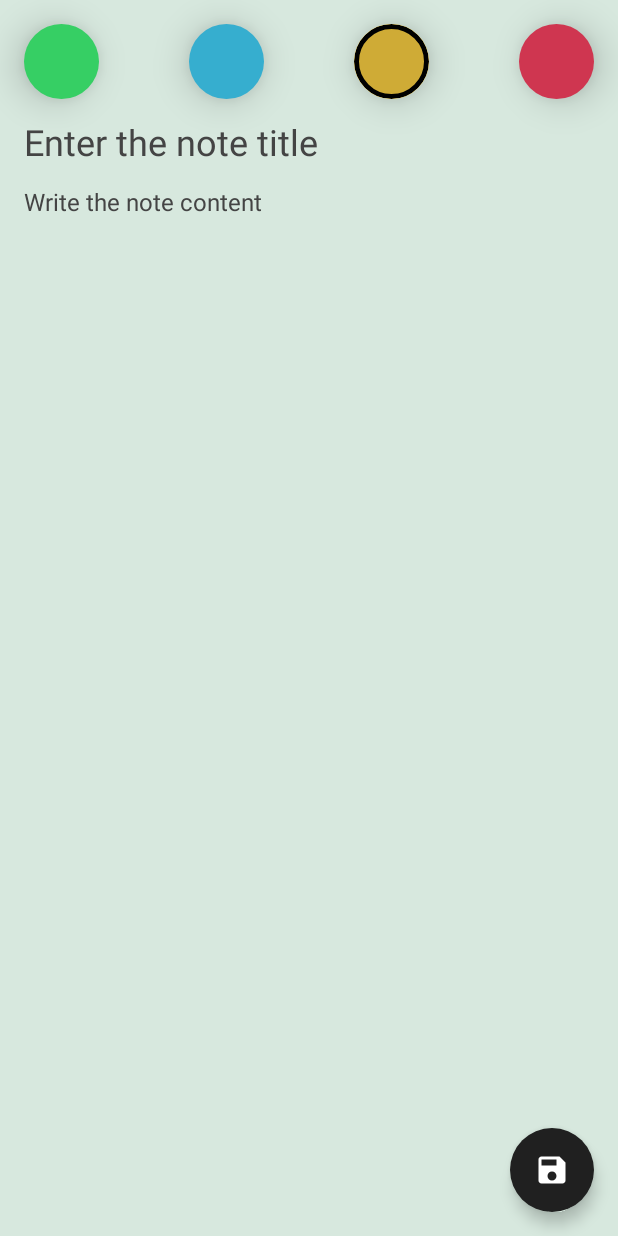
After one commit to victor-medeiros/NoteApp, an Android app built with Jetpack Compose: the composable AddEditNoteScreen called with empty values, on a phone screen of 412 x 824 dp. The commit adds this screen. Run offline under Robolectric (Android 15) with nearby library versions, the phone set to English and light mode, and no system bars; our stand-ins replace Dagger/Hilt's generated code, Room's generated code.

Commit message:
Creating add edit note screen and setting the navigation on main activity

```diff
--- /dev/null
+++ b/app/src/main/java/com/victor/noteapp/features/note/presentation/add_edit_note/AddEditNoteScreen.kt
@@ -0,0 +1,150 @@
+package com.victor.noteapp.features.note.presentation.add_edit_note
+
+import androidx.compose.animation.Animatable
+import androidx.compose.animation.core.tween
+import androidx.compose.foundation.background
+import androidx.compose.foundation.border
+import androidx.compose.foundation.clickable
+import androidx.compose.foundation.layout.*
+import androidx.compose.foundation.shape.CircleShape
+import androidx.compose.material.*
+import androidx.compose.material.icons.Icons
+import androidx.compose.material.icons.filled.Save
+import androidx.compose.runtime.Composable
+import androidx.compose.runtime.LaunchedEffect
+import androidx.compose.runtime.remember
+import androidx.compose.runtime.rememberCoroutineScope
+import androidx.compose.ui.Alignment
+import androidx.compose.ui.Modifier
+import androidx.compose.ui.draw.clip
+import androidx.compose.ui.draw.shadow
+import androidx.compose.ui.graphics.Color
+import androidx.compose.ui.graphics.toArgb
+import androidx.compose.ui.unit.dp
+import androidx.hilt.navigation.compose.hiltViewModel
+import androidx.navigation.NavController
+import com.victor.noteapp.features.note.domain.model.Note
+import com.victor.noteapp.features.note.presentation.add_edit_note.components.TransparentHintTextField
+import kotlinx.coroutines.flow.collectLatest
+import kotlinx.coroutines.launch
+
+@Composable
+fun AddEditNoteScreen(
+    viewModel: AddEditNoteViewModel = hiltViewModel(),
+    navController: NavController,
+    noteColor: Int
+) {
+    val titleState = viewModel.titleState.value
+    val contentState = viewModel.contentState.value
+    val colorState = viewModel.colorState.value
+
+    val scaffoldState = rememberScaffoldState()
+
+    val scope = rememberCoroutineScope()
+
+    val noteBackGroundAnimatable = remember {
+        Animatable(
+            Color(if (noteColor == -1) Note.colors.random().toArgb() else noteColor)
+        )
+    }
+
+    LaunchedEffect(key1 = true) {
+        viewModel.eventFlow.collectLatest { event ->
+            when(event) {
+                is AddEditNoteViewModel.UiEvent.ShowSnackBar -> {
+                    scaffoldState.snackbarHostState.showSnackbar(
+                        message = event.message,
+                        actionLabel = "Ok"
+                    )
+                }
+                is AddEditNoteViewModel.UiEvent.SaveNote -> {
+                    navController.navigateUp()
+                }
+            }
+        }
+    }
+
+    Scaffold(
+        modifier = Modifier.fillMaxSize(),
+        floatingActionButton = {
+            FloatingActionButton(
+                onClick = {
+                    viewModel.onEvent(AddEditNoteEvent.SaveNote)
+                },
+                backgroundColor = MaterialTheme.colors.primary
+            ) {
+                Icon(
+                    imageVector = Icons.Default.Save,
+                    contentDescription = "Save note",
+                )
+            }
+        }
+    ) {
+        Column(
+            modifier = Modifier
+                .padding(16.dp)
+        ) {
+            Row(
+                modifier = Modifier.fillMaxWidth(),
+                verticalAlignment = Alignment.CenterVertically,
+                horizontalArrangement = Arrangement.SpaceBetween
+            ) {
+                Note.colors.forEach { color ->
+                    Box(
+                        modifier = Modifier
+                            .size(50.dp)
+                            .shadow(15.dp, CircleShape)
+                            .background(color)
+                            .clip(CircleShape)
+                            .border(
+                                width = 3.dp,
+                                shape = CircleShape,
+                                color = if (colorState == color.toArgb()) Color.Black else Color.Transparent
+                            )
+                            .clickable {
+                                scope.launch {
+                                    noteBackGroundAnimatable.animateTo(
+                                        targetValue = color,
+                                        animationSpec = tween(
+                                            durationMillis = 500
+                                        )
+                                    )
+                                }
+                                viewModel.onEvent(
+                                    AddEditNoteEvent.ChangeColor(color.toArgb())
+                                )
+                            }
+                    )
+                }
+            }
+            Spacer(modifier = Modifier.height(16.dp))
+            TransparentHintTextField(
+                text = titleState.text,
+                hint = titleState.hint,
+                isHintVisible = titleState.isHintVisible,
+                textStyle = MaterialTheme.typography.h5,
+                singleLine = true,
+                onTextChange = {
+                    viewModel.onEvent(AddEditNoteEvent.ChangeTitleText(it))
+                },
+                onFocusChange = {
+                    viewModel.onEvent(AddEditNoteEvent.FocusTitleTextField(it))
+                }
+            )
+            Spacer(modifier = Modifier.height(16.dp))
+            TransparentHintTextField(
+                text = contentState.text,
+                hint = contentState.hint,
+                isHintVisible = contentState.isHintVisible,
+                textStyle = MaterialTheme.typography.body1,
+                singleLine = false,
+                onTextChange = {
+                    viewModel.onEvent(AddEditNoteEvent.ChangeContentText(it))
+                },
+                onFocusChange = {
+                    viewModel.onEvent(AddEditNoteEvent.FocusContentTextField(it))
+                }
+            )
+        }
+    }
+}
--- a/app/src/main/java/com/victor/noteapp/features/note/presentation/add_edit_note/AddEditNoteViewModel.kt
+++ b/app/src/main/java/com/victor/noteapp/features/note/presentation/add_edit_note/AddEditNoteViewModel.kt
@@ -24,15 +24,15 @@ class AddEditNoteViewModel @Inject constructor(
     private val _titleState = mutableStateOf(BasicTextFieldState(
         hint = "Enter the note title"
     ))
-    private val titleState: State<BasicTextFieldState> = _titleState
+    val titleState: State<BasicTextFieldState> = _titleState
 
     private val _contentState = mutableStateOf(BasicTextFieldState(
         hint = "Write the note content"
     ))
-    private val contentState: State<BasicTextFieldState> = _contentState
+    val contentState: State<BasicTextFieldState> = _contentState
 
     private val _colorState = mutableStateOf(Note.colors.random().toArgb())
-    private val colorState: State<Int> = _colorState
+    val colorState: State<Int> = _colorState
 
     private val _eventFlow = MutableSharedFlow<UiEvent>()
     val eventFlow = _eventFlow.asSharedFlow()
@@ -67,7 +67,8 @@ class AddEditNoteViewModel @Inject constructor(
             }
             is AddEditNoteEvent.FocusTitleTextField -> {
                 _titleState.value = titleState.value.copy(
-                    isHintVisible = event.focusState.isFocused
+                    isHintVisible = !event.focusState.isFocused
+                            && titleState.value.text.isBlank()
                 )
             }
             is AddEditNoteEvent.ChangeContentText -> {
@@ -78,6 +79,7 @@ class AddEditNoteViewModel @Inject constructor(
             is AddEditNoteEvent.FocusContentTextField -> {
                 _contentState.value = contentState.value.copy(
                     isHintVisible = event.focusState.isFocused
+                            && contentState.value.text.isBlank()
                 )
             }
             is AddEditNoteEvent.ChangeColor -> {
--- /dev/null
+++ b/app/src/main/java/com/victor/noteapp/features/note/presentation/utils/Screen.kt
@@ -0,0 +1,6 @@
+package com.victor.noteapp.features.note.presentation.utils
+
+sealed class Screen(val route: String) {
+    object NotesScreen: Screen("notes_screen")
+    object AddEditNoteScreen: Screen("add_edit_note_screen")
+}
```
Also changed, not shown: app/src/main/java/com/victor/noteapp/MainActivity.kt (+27 -2 lines).
